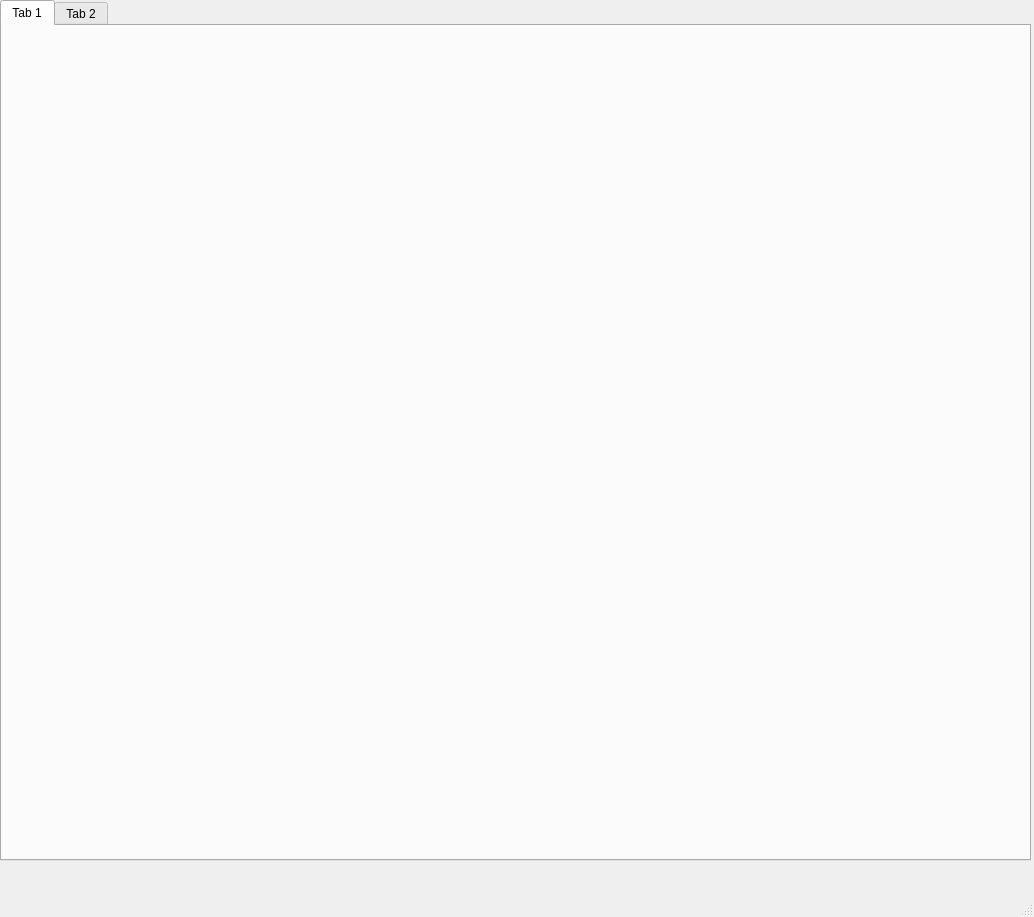
First picture: the form in UIs/Host.ui, repository Cheshuyka/BookFoU, before the edit.
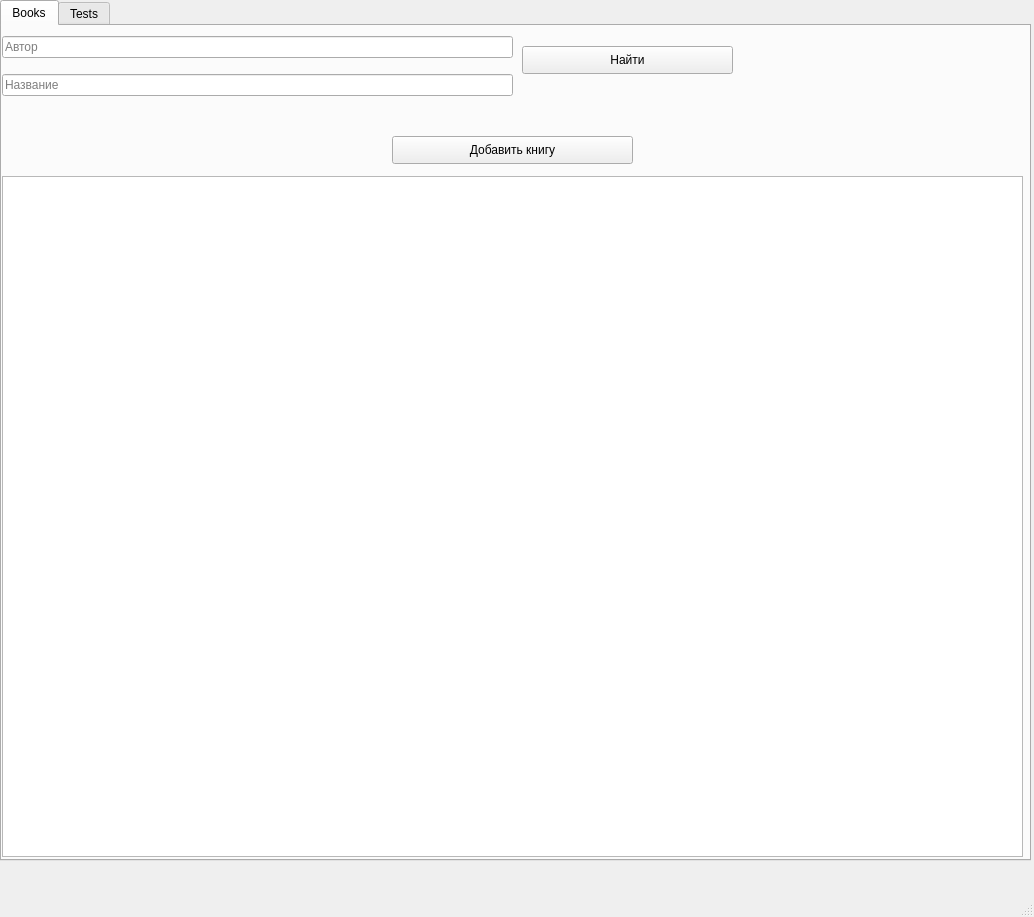
Second picture: the form after the edit.

```diff
--- a/UIs/Host.ui
+++ b/UIs/Host.ui
@@ -25,12 +25,77 @@
     </property>
     <widget class="QWidget" name="tab">
      <attribute name="title">
-      <string>Tab 1</string>
+      <string>Books</string>
      </attribute>
+     <widget class="QPushButton" name="findBooksButton">
+      <property name="geometry">
+       <rect>
+        <x>520</x>
+        <y>20</y>
+        <width>211</width>
+        <height>28</height>
+       </rect>
+      </property>
+      <property name="text">
+       <string>Найти</string>
+      </property>
+     </widget>
+     <widget class="QWidget" name="verticalLayoutWidget">
+      <property name="geometry">
+       <rect>
+        <x>0</x>
+        <y>0</y>
+        <width>511</width>
+        <height>80</height>
+       </rect>
+      </property>
+      <layout class="QVBoxLayout" name="verticalLayout">
+       <item>
+        <widget class="QLineEdit" name="authorEdit">
+         <property name="placeholderText">
+          <string>Автор</string>
+         </property>
+        </widget>
+       </item>
+       <item>
+        <widget class="QLineEdit" name="nameEdit">
+         <property name="placeholderText">
+          <string>Название</string>
+         </property>
+        </widget>
+       </item>
+      </layout>
+     </widget>
+     <widget class="QTableWidget" name="booksTable">
+      <property name="geometry">
+       <rect>
+        <x>0</x>
+        <y>150</y>
+        <width>1021</width>
+        <height>681</height>
+       </rect>
+      </property>
+      <property name="rowCount">
+       <number>0</number>
+      </property>
+     </widget>
+     <widget class="QPushButton" name="addBookButton">
+      <property name="geometry">
+       <rect>
+        <x>390</x>
+        <y>110</y>
+        <width>241</width>
+        <height>28</height>
+       </rect>
+      </property>
+      <property name="text">
+       <string>Добавить книгу</string>
+      </property>
+     </widget>
     </widget>
     <widget class="QWidget" name="tab_2">
      <attribute name="title">
-      <string>Tab 2</string>
+      <string>Tests</string>
      </attribute>
     </widget>
    </widget>
```
Left out of the diff: 3 changed lines with no effect on the pictures.
